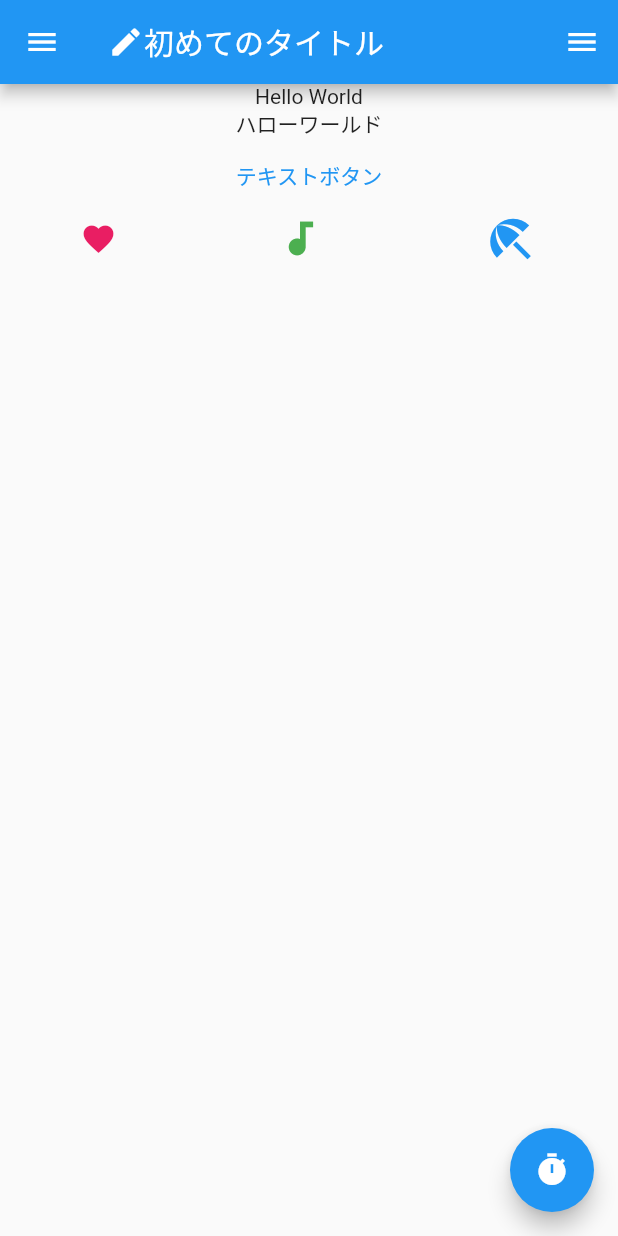
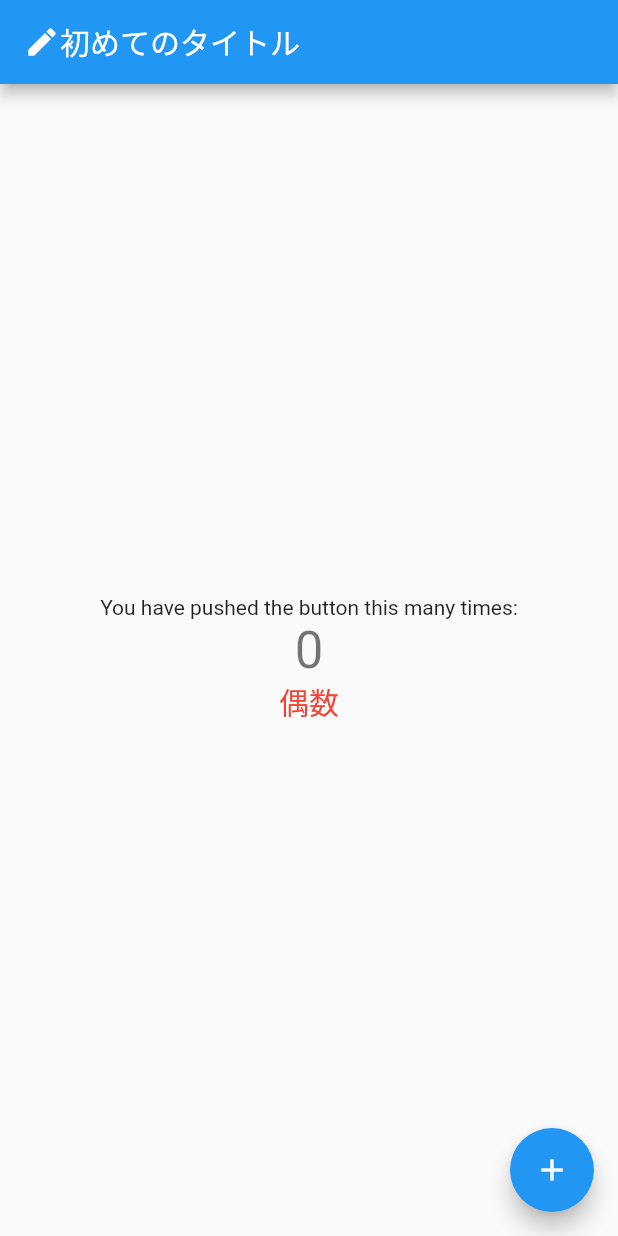
Before and after one commit to yamashun/flutter_application_1, a Flutter app: the screen it shows after launch, on a phone screen of 412 x 824 dp. Run offline on Flutter 3.47's test engine with Material 2 defaults, Android fonts, the phone set to English and light mode, and no system bars.

Commit message:
Widgetの更新

```diff
--- a/lib/main.dart
+++ b/lib/main.dart
@@ -49,6 +49,7 @@ class MyHomePage extends StatefulWidget {
 
 class _MyHomePageState extends State<MyHomePage> {
   int _counter = 0;
+  String _type = "偶数";
 
   void _incrementCounter() {
     setState(() {
@@ -58,7 +59,11 @@ class _MyHomePageState extends State<MyHomePage> {
       // _counter without calling setState(), then the build method would not be
       // called again, and so nothing would appear to happen.
       _counter++;
-      print("HelloWorld");
+      if (_counter % 2 == 0) {
+        _type = "偶数";
+      } else {
+        _type = "奇数";
+      }
     });
   }
 
@@ -77,40 +82,26 @@ class _MyHomePageState extends State<MyHomePage> {
           Text("初めてのタイトル")
         ]),
       ),
-      body: Column(children: [
-        const Text("Hello World"),
-        const Text("ハローワールド"),
-        TextButton(
-          onPressed: () => { print("ボタンが押されたよ") },
-          child: const Text("テキストボタン"),
-        ),
-        Row(
-          mainAxisAlignment: MainAxisAlignment.spaceAround,
-          children: const [
-            Icon(
-              Icons.favorite,
-              color: Colors.pink,
-              size: 24.0
-            ),
-            Icon(
-              Icons.audiotrack,
-              color: Colors.green,
-              size: 30.0
-            ),
-            Icon(
-              Icons.beach_access,
-              color: Colors.blue,
-              size: 36.0
-            )
-          ],
-        )
-      ],),
+      body: Center(
+       child: Column(
+         mainAxisAlignment: MainAxisAlignment.center,
+         children: <Widget>[
+           const Text(
+             'You have pushed the button this many times:',
+           ),
+           Text(
+             '$_counter',
+             style: Theme.of(context).textTheme.headline4,
+           ),
+           Text('$_type', style: TextStyle(fontSize: 20, color: Colors.red))
+         ],
+       ),
+     ),
       floatingActionButton: FloatingActionButton(
-        onPressed: () => { print("ボタンが押されたよ") },
-        child: const Icon(Icons.timer),
-      ),
-      drawer: const Drawer(child: Center(child: Text("Drawer"))),
-      endDrawer: const Drawer(child: Center(child: Text("EndDrawer"))), // This trailing comma makes auto-formatting nicer for build methods.
+       onPressed: _incrementCounter,
+       tooltip: 'Increment',
+       child: const Icon(Icons.add),
+     ),
     );
   }
 }
```
